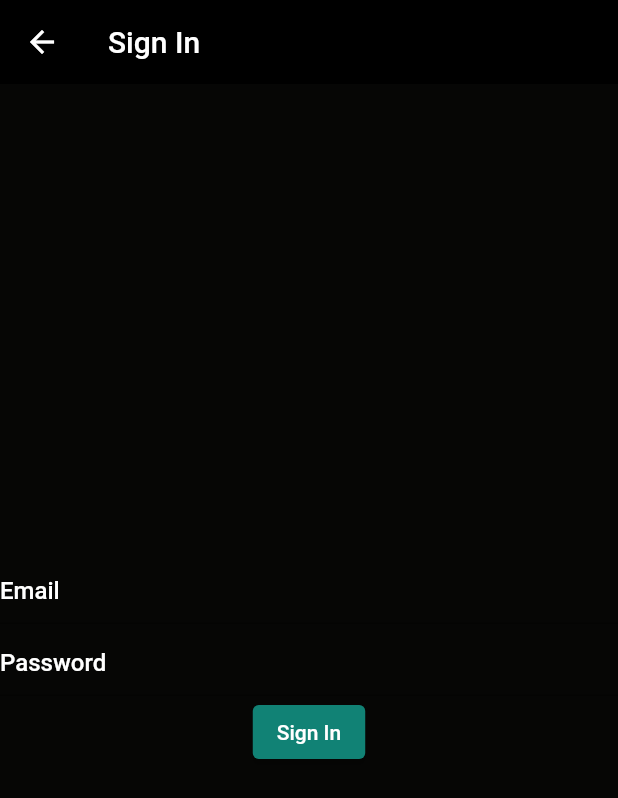
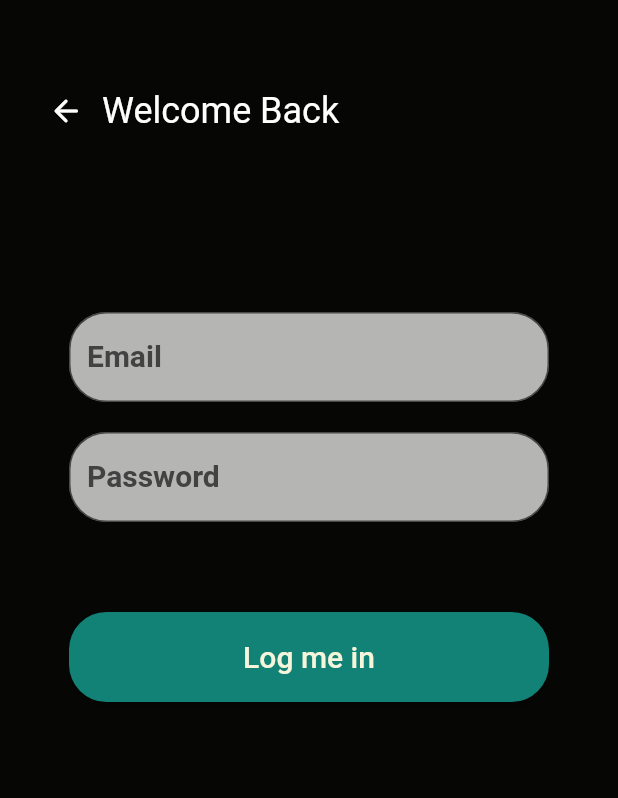
Before and after one commit to hoguzhantkl/dertly, a Flutter app: the screen it shows after launch, after a tap on "Log In", on a phone screen of 412 x 824 dp. Shown: the top 798 px of the screen. Run offline on Flutter 3.47's test engine with Material 2 defaults, Android fonts, the light colour scheme and no system bars; our stand-ins replace audioplayers, cloud_firestore, firebase_auth, firebase_core, firebase_storage, get_it and 6 more; missing offline and left inert: audio_waveforms, flutter_sound; accounts and stored records are empty.

Commit message:
Added LogIn Page UI

```diff
--- a/lib/views/landing_view.dart
+++ b/lib/views/landing_view.dart
@@ -110,7 +110,7 @@ class LandingScreenState extends State<LandingScreen> {
                         const EdgeInsets.only(left: 20, right: 20)),
                   ),
                   child: const Text(
-                    'Sign Un',
+                    'Sign Up',
                     style: TextStyle(color: CustomColors.beige, fontSize: 20),
                   ),
                 ),
--- a/lib/views/signin_view.dart
+++ b/lib/views/signin_view.dart
@@ -1,7 +1,11 @@
+import 'package:dertly/core/themes/custom_colors.dart';
 import 'package:flutter/material.dart';
 import 'package:provider/provider.dart';
 
+import '../locator.dart';
 import '../view_models/auth_viewmodel.dart';
+
+import '../core/routes/router.dart' as rtr;
 
 class SignInScreen extends StatefulWidget {
   const SignInScreen({super.key});
@@ -16,41 +20,102 @@ class SignInScreenState extends State<SignInScreen> {
 
   @override
   Widget build(BuildContext context) {
+    final router = locator<rtr.Router>();
+
     AuthViewModel authViewModel =
         Provider.of<AuthViewModel>(context, listen: false);
     return Scaffold(
-      appBar: AppBar(
-        title: const Text('Sign In'),
+      body: Column(
+        children: <Widget>[
+          Padding(
+            padding: const EdgeInsets.only(top: 50, left: 20),
+            child: Row(
+              children: [
+                IconButton(
+                  onPressed: () {
+                    Navigator.of(context).pop();
+                  },
+                  icon: const Icon(Icons.arrow_back_rounded),
                 ),
-      body: Center(
+                const Text(
+                  "Welcome Back",
+                  style: TextStyle(fontSize: 24),
+                )
+              ],
+            ),
+          ),
+          Padding(
+            padding: const EdgeInsets.fromLTRB(20, 100, 20, 16),
             child: Column(
-          mainAxisAlignment: MainAxisAlignment.center,
               children: <Widget>[
-            TextField(
+                Padding(
+                  padding: const EdgeInsets.all(10.0),
+                  child: SizedBox(
+                    width: 320,
+                    height: 60,
+                    child: TextField(
                       controller: _emailController,
                       decoration: InputDecoration(
-                hintStyle: Theme.of(context).textTheme.bodyText1,
-                hintText: 'Email',
+                          border: OutlineInputBorder(
+                            borderRadius: BorderRadius.circular(25.0),
+                          ),
+                          filled: true,
+                          hintStyle: TextStyle(color: Colors.grey[800]),
+                          hintText: "Email",
+                          fillColor: Colors.white70),
                     ),
                   ),
-            TextField(
+                ),
+                Padding(
+                  padding: const EdgeInsets.all(10.0),
+                  child: SizedBox(
+                    width: 320,
+                    height: 60,
+                    child: TextField(
                       controller: _passwordController,
                       decoration: InputDecoration(
-                hintStyle: Theme.of(context).textTheme.bodyText1,
-                hintText: 'Password',
+                          border: OutlineInputBorder(
+                            borderRadius: BorderRadius.circular(25.0),
+                          ),
+                          filled: true,
+                          hintStyle: TextStyle(color: Colors.grey[800]),
+                          hintText: "Password",
+                          fillColor: Colors.white70),
                     ),
                   ),
-            ElevatedButton(
+                ),
+                Padding(
+                  padding: const EdgeInsets.fromLTRB(20, 50, 20, 20),
+                  child: SizedBox(
+                    width: 320,
+                    height: 60,
+                    child: ElevatedButton(
                       onPressed: () {
                         authViewModel.signIn(
                           _emailController.text.trim(),
                           _passwordController.text.trim(),
                         );
                       },
-              child: const Text('Sign In'),
+                      style: ButtonStyle(
+                        backgroundColor:
+                            MaterialStateProperty.all(const Color(0xFF118275)),
+                        shape: MaterialStateProperty.all(RoundedRectangleBorder(
+                            borderRadius: BorderRadius.circular(25.0))),
+                        padding: MaterialStateProperty.all(
+                            const EdgeInsets.only(left: 20, right: 20)),
+                      ),
+                      child: const Text(
+                        'Log me in',
+                        style:
+                            TextStyle(color: CustomColors.beige, fontSize: 20),
+                      ),
+                    ),
+                  ),
                 ),
               ],
             ),
+          )
+        ],
       ),
     );
   }
```
Also changed, not shown: pubspec.lock. Lines whose indentation alone changed are shown as unchanged.
